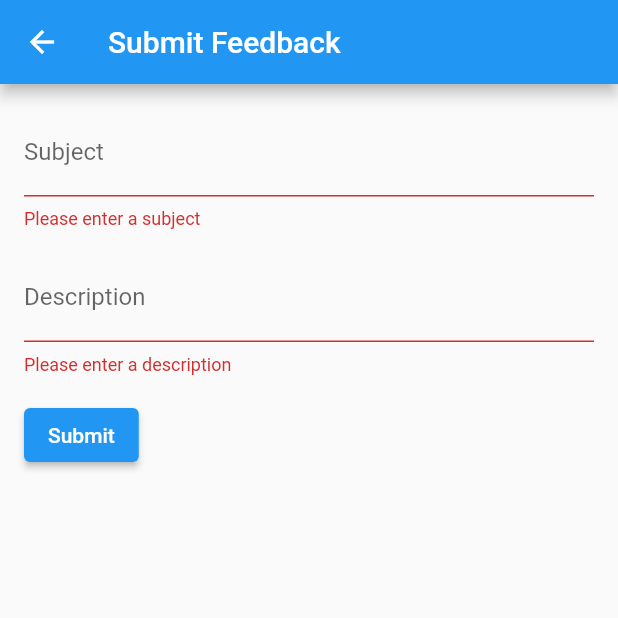
After one commit to Chinmay-Gurav/DeltaNode, a Flutter app: the FeedbackPage screen opened directly, after a tap on "Submit", on a phone screen of 412 x 824 dp, the top half of it. The commit adds this screen. Run offline on Flutter 3.47's test engine with Material 2 defaults, Android fonts, the phone set to English and light mode, and no system bars; our stand-ins replace cloud_firestore, firebase_auth, firebase_core, shared_preferences; accounts and stored records are empty.

Commit message:
added feedback

```diff
--- /dev/null
+++ b/lib/feedback.dart
@@ -0,0 +1,125 @@
+import 'package:cloud_firestore/cloud_firestore.dart';
+import 'package:flutter/material.dart';
+import 'package:shared_preferences/shared_preferences.dart';
+
+class FeedbackPage extends StatefulWidget {
+  const FeedbackPage({Key? key}) : super(key: key);
+
+  @override
+  // ignore: library_private_types_in_public_api
+  _FeedbackPageState createState() => _FeedbackPageState();
+}
+
+class _FeedbackPageState extends State<FeedbackPage> {
+  String? uid;
+
+  @override
+  void initState() {
+    super.initState();
+    getData();
+  }
+
+  final _formKey = GlobalKey<FormState>();
+  late String _subject;
+  late String _description;
+
+  @override
+  Widget build(BuildContext context) {
+    return Scaffold(
+      appBar: AppBar(
+        title: const Text('Submit Feedback'),
+      ),
+      body: Padding(
+        padding: const EdgeInsets.all(16.0),
+        child: Form(
+          key: _formKey,
+          child: Column(
+            crossAxisAlignment: CrossAxisAlignment.start,
+            children: [
+              TextFormField(
+                decoration: const InputDecoration(labelText: 'Subject'),
+                validator: (value) {
+                  if (value!.isEmpty) {
+                    return 'Please enter a subject';
+                  }
+                  return null;
+                },
+                onSaved: (value) {
+                  _subject = value!;
+                },
+              ),
+              const SizedBox(height: 16),
+              TextFormField(
+                decoration: const InputDecoration(labelText: 'Description'),
+                validator: (value) {
+                  if (value!.isEmpty) {
+                    return 'Please enter a description';
+                  }
+                  return null;
+                },
+                onSaved: (value) {
+                  _description = value!;
+                },
+              ),
+              const SizedBox(height: 16),
+              ElevatedButton(
+                onPressed: () {
+                  _submitForm();
+                },
+                child: const Text('Submit'),
+              ),
+            ],
+          ),
+        ),
+      ),
+    );
+  }
+
+  void _submitForm() async {
+    if (_formKey.currentState!.validate()) {
+      _formKey.currentState!.save();
+
+      // Save the feedback to the Firestore database
+      FirebaseFirestore.instance.collection('feedback').add({
+        'subject': _subject,
+        'description': _description,
+        'timestamp': DateTime.now(),
+        'user': uid,
+      });
+
+      // Show a success message and go back to the previous screen
+      // ignore: use_build_context_synchronously
+      showDialog(
+        context: context,
+        builder: (context) => AlertDialog(
+          title: const Text('Feedback submitted'),
+          content: const Text('Thank you for submitting your feedback.'),
+          actions: [
+            ElevatedButton(
+              onPressed: () {
+                Navigator.pop(context);
+                Navigator.pop(context);
+              },
+              child: const Text('OK'),
+            ),
+          ],
+        ),
+      );
+    }
+  }
+
+  void getData() async {
+    final SharedPreferences pref = await SharedPreferences.getInstance();
+    uid = pref.getString('uid');
+    setState(() {});
+  }
+
+  final CollectionReference usersCollection =
+      FirebaseFirestore.instance.collection('users');
+
+  Future<String> getUserEmail(String? uid) async {
+    DocumentSnapshot snapshot = await usersCollection.doc(uid).get();
+    String email = snapshot.get('email');
+    return email;
+  }
+}
--- a/lib/home.dart
+++ b/lib/home.dart
@@ -1,4 +1,5 @@
 import 'package:delta/logc.dart';
+import 'package:delta/feedback.dart';
 import 'package:flutter/material.dart';
 import 'package:shared_preferences/shared_preferences.dart';
 
@@ -97,10 +98,10 @@ class _HomePageState extends State<HomePage> {
           }),
           _buildSquareButton(context, 'Suggestion/Feedback', Icons.feedback,
               () {
-            // Navigator.push(
-            //   context,
-            //   MaterialPageRoute(builder: (context) => const Logc()),
-            // );
+            Navigator.push(
+              context,
+              MaterialPageRoute(builder: (context) => const FeedbackPage()),
+            );
           }),
         ],
       ),
@@ -134,7 +135,7 @@ class _HomePageState extends State<HomePage> {
               textAlign: TextAlign.center,
               style: Theme.of(context).textTheme.titleLarge?.copyWith(
                     color: Colors.white,
-                    fontSize: 14,
+                    fontSize: 13,
                   ),
             ),
           ),
--- a/lib/logc.dart
+++ b/lib/logc.dart
@@ -69,7 +69,7 @@ class _LogcState extends State<Logc> {
               textAlign: TextAlign.center,
               style: Theme.of(context).textTheme.titleLarge?.copyWith(
                     color: Colors.white,
-                    fontSize: 14,
+                    fontSize: 13,
                   ),
             ),
           ),
```
